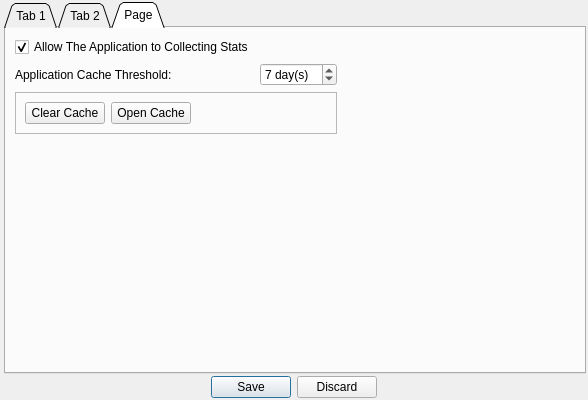
First picture: the form in GUI_TranslateAndTTS/form.ui, repository AceCentre/AACSpeakHelper, before the edit.
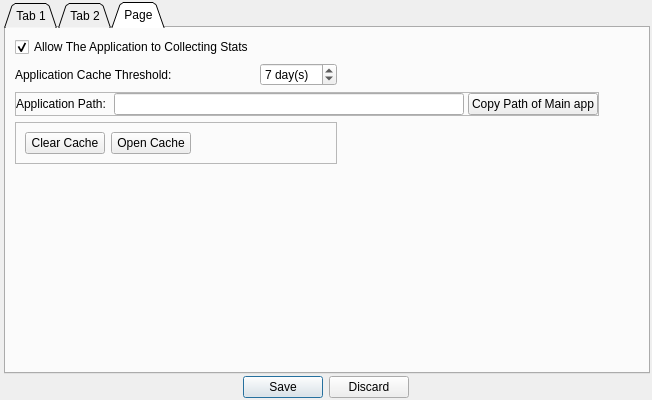
Second picture: the form after the edit. The open tabs and pages were chosen to show the change. Icons and pictures are not drawn.

Commit message: First Code with UI changes Part 3: Add copy path button in Application settings. Generate supported language for MyMemory Translator. [Not yet tested]

```diff
--- a/GUI_TranslateAndTTS/form.ui
+++ b/GUI_TranslateAndTTS/form.ui
@@ -1060,6 +1060,19 @@
          </property>
         </widget>
        </item>
+       <item row="1" column="4">
+        <spacer name="horizontalSpacer_5">
+         <property name="orientation">
+          <enum>Qt::Horizontal</enum>
+         </property>
+         <property name="sizeHint" stdset="0">
+          <size>
+           <width>40</width>
+           <height>20</height>
+          </size>
+         </property>
+        </spacer>
+       </item>
        <item row="1" column="1">
         <widget class="QSpinBox" name="spinBox_threshold">
          <property name="font">
@@ -1082,7 +1095,7 @@
          </property>
         </widget>
        </item>
-       <item row="4" column="1">
+       <item row="6" column="1">
         <spacer name="verticalSpacer_5">
          <property name="orientation">
           <enum>Qt::Vertical</enum>
@@ -1095,36 +1108,7 @@
          </property>
         </spacer>
        </item>
-       <item row="0" column="0">
-        <widget class="QCheckBox" name="checkBox_stats">
-         <property name="font">
-          <font>
-           <weight>50</weight>
-           <bold>false</bold>
-          </font>
-         </property>
-         <property name="text">
-          <string>Allow The Application to Collecting Stats</string>
-         </property>
-         <property name="checked">
-          <bool>true</bool>
-         </property>
-        </widget>
-       </item>
-       <item row="1" column="2">
-        <spacer name="horizontalSpacer_2">
-         <property name="orientation">
-          <enum>Qt::Horizontal</enum>
-         </property>
-         <property name="sizeHint" stdset="0">
-          <size>
-           <width>40</width>
-           <height>20</height>
-          </size>
-         </property>
-        </spacer>
-       </item>
-       <item row="2" column="0" colspan="2">
+       <item row="4" column="0" colspan="2">
         <widget class="QFrame" name="frame">
          <property name="frameShape">
           <enum>QFrame::StyledPanel</enum>
@@ -1163,6 +1147,158 @@
          </layout>
         </widget>
        </item>
+       <item row="0" column="0">
+        <widget class="QCheckBox" name="checkBox_stats">
+         <property name="font">
+          <font>
+           <weight>50</weight>
+           <bold>false</bold>
+          </font>
+         </property>
+         <property name="text">
+          <string>Allow The Application to Collecting Stats</string>
+         </property>
+         <property name="checked">
+          <bool>true</bool>
+         </property>
+        </widget>
+       </item>
+       <item row="1" column="2">
+        <spacer name="horizontalSpacer_2">
+         <property name="orientation">
+          <enum>Qt::Horizontal</enum>
+         </property>
+         <property name="sizeHint" stdset="0">
+          <size>
+           <width>40</width>
+           <height>20</height>
+          </size>
+         </property>
+        </spacer>
+       </item>
+       <item row="3" column="4">
+        <spacer name="horizontalSpacer_3">
+         <property name="orientation">
+          <enum>Qt::Horizontal</enum>
+         </property>
+         <property name="sizeType">
+          <enum>QSizePolicy::Minimum</enum>
+         </property>
+         <property name="sizeHint" stdset="0">
+          <size>
+           <width>40</width>
+           <height>20</height>
+          </size>
+         </property>
+        </spacer>
+       </item>
+       <item row="1" column="3">
+        <spacer name="horizontalSpacer_7">
+         <property name="orientation">
+          <enum>Qt::Horizontal</enum>
+         </property>
+         <property name="sizeHint" stdset="0">
+          <size>
+           <width>40</width>
+           <height>20</height>
+          </size>
+         </property>
+        </spacer>
+       </item>
+       <item row="3" column="0" colspan="4">
+        <widget class="QFrame" name="frame_2">
+         <property name="sizePolicy">
+          <sizepolicy hsizetype="Preferred" vsizetype="Maximum">
+           <horstretch>0</horstretch>
+           <verstretch>0</verstretch>
+          </sizepolicy>
+         </property>
+         <property name="frameShape">
+          <enum>QFrame::StyledPanel</enum>
+         </property>
+         <property name="frameShadow">
+          <enum>QFrame::Raised</enum>
+         </property>
+         <layout class="QHBoxLayout" name="horizontalLayout_2">
+          <property name="spacing">
+           <number>4</number>
+          </property>
+          <property name="leftMargin">
+           <number>0</number>
+          </property>
+          <property name="topMargin">
+           <number>0</number>
+          </property>
+          <property name="rightMargin">
+           <number>0</number>
+          </property>
+          <property name="bottomMargin">
+           <number>0</number>
+          </property>
+          <item>
+           <widget class="QLabel" name="label_11">
+            <property name="text">
+             <string>Application Path: </string>
+            </property>
+           </widget>
+          </item>
+          <item>
+           <widget class="QLineEdit" name="appPath">
+            <property name="sizePolicy">
+             <sizepolicy hsizetype="Expanding" vsizetype="Fixed">
+              <horstretch>0</horstretch>
+              <verstretch>0</verstretch>
+             </sizepolicy>
+            </property>
+            <property name="minimumSize">
+             <size>
+              <width>350</width>
+              <height>0</height>
+             </size>
+            </property>
+            <property name="maximumSize">
+             <size>
+              <width>350</width>
+              <height>16777215</height>
+             </size>
+            </property>
+            <property name="text">
+             <string/>
+            </property>
+           </widget>
+          </item>
+          <item>
+           <widget class="QPushButton" name="copyApp">
+            <property name="sizePolicy">
+             <sizepolicy hsizetype="Fixed" vsizetype="Fixed">
+              <horstretch>0</horstretch>
+              <verstretch>0</verstretch>
+             </sizepolicy>
+            </property>
+            <property name="text">
+             <string>Copy Path of Main app</string>
+            </property>
+           </widget>
+          </item>
+          <item>
+           <spacer name="horizontalSpacer_6">
+            <property name="orientation">
+             <enum>Qt::Horizontal</enum>
+            </property>
+            <property name="sizeType">
+             <enum>QSizePolicy::Expanding</enum>
+            </property>
+            <property name="sizeHint" stdset="0">
+             <size>
+              <width>20</width>
+              <height>20</height>
+             </size>
+            </property>
+           </spacer>
+          </item>
+         </layout>
+        </widget>
+       </item>
       </layout>
      </widget>
     </widget>
```
Left out of the diff: 32 changed lines with no effect on the pictures. The commit also changes 4 other files.
